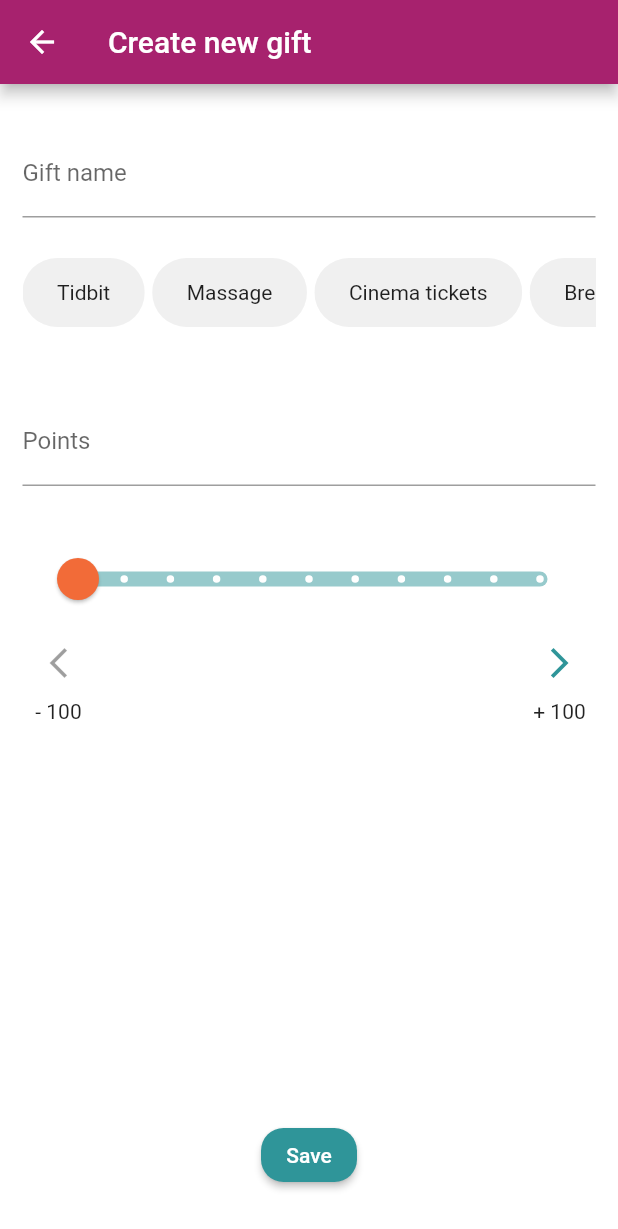
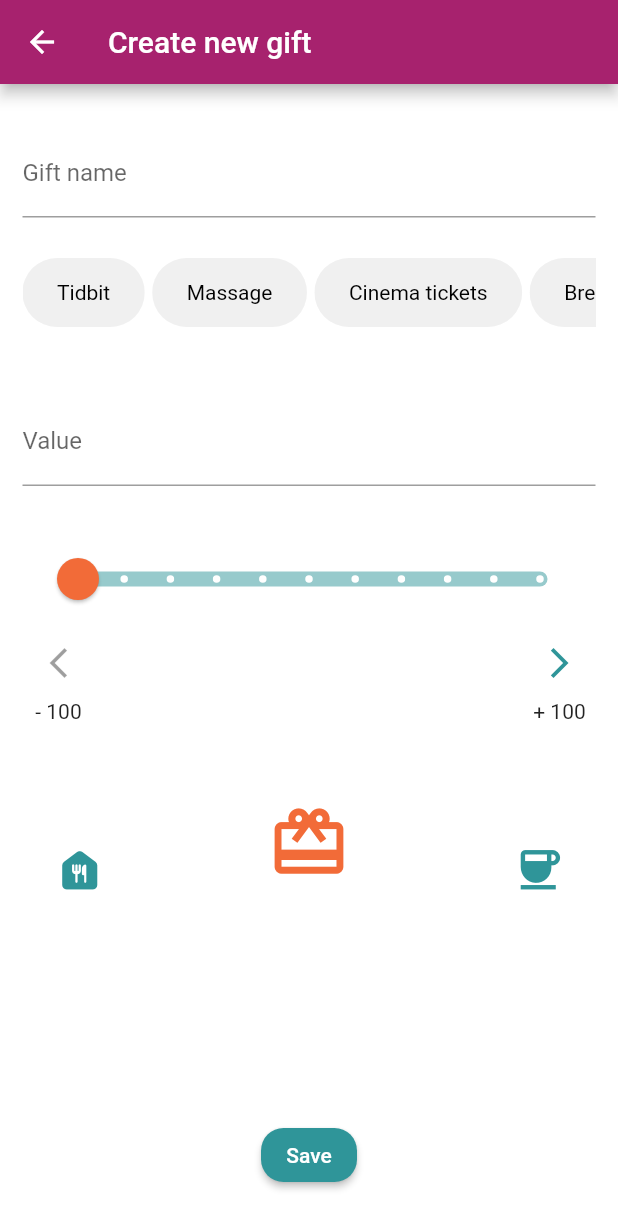
Before and after one commit to AnnaChrzaszcz/cleanMates, a Flutter app: the EditGiftScreen screen opened by its route, on a phone screen of 412 x 824 dp. Shown: the top 1229 px of the screen. Run offline on Flutter 3.47's test engine with Material 2 defaults, Android fonts, the phone set to English and light mode, and no system bars; drawn by our look-alikes of carousel_slider; our stand-ins replace animated_text_kit, cloud_firestore, custom_refresh_indicator, firebase_auth, firebase_core, firebase_storage and 9 more; missing offline and left inert: dart:ffi, firebase_ui_auth, flutter_date_picker_timeline, password_strength_checker; accounts and stored records are empty; project files that could hold a hidden picture were left out.

Commit message:
icon carousel slider

```diff
--- a/lib/screens/edit_gift_screen.dart
+++ b/lib/screens/edit_gift_screen.dart
@@ -2,6 +2,7 @@ import 'package:clean_mates_app/providers/gifts_provider.dart';
 import 'package:flutter/material.dart';
 import '../models/gift.dart';
 import 'package:provider/provider.dart';
+import 'package:carousel_slider/carousel_slider.dart';
 
 class EditGiftScreen extends StatefulWidget {
   static const routeName = '/editGift';
@@ -41,6 +42,14 @@ class _EditGiftScreenState extends State<EditGiftScreen> {
   double max;
   var dziesiatek;
   var appBarName = 'Create new gift';
+  List<IconData> icons = [
+    Icons.airplane_ticket,
+    Icons.food_bank_rounded,
+    Icons.card_giftcard_outlined,
+    Icons.coffee,
+    Icons.cookie
+  ];
+  var _iconSelectedIned = 2;
 
   Future<void> _saveForm() async {
     final formValid = _form.currentState.validate();
@@ -185,12 +194,20 @@ class _EditGiftScreenState extends State<EditGiftScreen> {
                                           child: Chip(
                                             label: Text('${dictionary[index]}',
                                                 style: TextStyle(
+                                                    color: index ==
+                                                            _selectedDictionaryIndex
+                                                        ? Colors.white
+                                                        : Colors.black,
                                                     fontWeight: index ==
                                                             _selectedDictionaryIndex
                                                         ? FontWeight.bold
                                                         : FontWeight.normal)),
-                                            backgroundColor: Color.fromRGBO(
-                                                240, 240, 240, 1),
+                                            backgroundColor: index ==
+                                                    _selectedDictionaryIndex
+                                                ? Color.fromRGBO(
+                                                    242, 107, 56, 1)
+                                                : Color.fromRGBO(
+                                                    240, 240, 240, 1),
                                             padding: EdgeInsets.all(15),
                                           ),
                                         ),
@@ -206,8 +223,7 @@ class _EditGiftScreenState extends State<EditGiftScreen> {
                             ),
                             TextFormField(
                                 controller: _pointsEditingController,
-                                decoration:
-                                    InputDecoration(labelText: 'Points'),
+                                decoration: InputDecoration(labelText: 'Value'),
                                 textInputAction: TextInputAction.done,
                                 onFieldSubmitted: ((_) => _saveForm()),
                                 keyboardType: TextInputType.number,
@@ -333,6 +349,43 @@ class _EditGiftScreenState extends State<EditGiftScreen> {
                                 )
                               ],
                             ),
+                            SizedBox(
+                              height: 30,
+                            ),
+                            // Text('Select gift icon:',
+                            //     style: Theme.of(context).textTheme.headline6),
+                            Container(
+                              child: CarouselSlider.builder(
+                                options: CarouselOptions(
+                                  height: 100,
+                                  viewportFraction: 0.4,
+                                  initialPage: _iconSelectedIned,
+                                  enableInfiniteScroll: false,
+                                  reverse: false,
+                                  enlargeCenterPage: true,
+                                  onPageChanged: (index, reason) {
+                                    setState(() {
+                                      _iconSelectedIned = index;
+                                    });
+                                  },
+                                  enlargeStrategy:
+                                      CenterPageEnlargeStrategy.height,
+                                  enlargeFactor: 5,
+                                  scrollDirection: Axis.horizontal,
+                                ),
+                                itemCount: icons.length,
+                                itemBuilder: (BuildContext context,
+                                        int itemIndex, int pageViewIndex) =>
+                                    Icon(
+                                  icons[itemIndex],
+                                  color: itemIndex == _iconSelectedIned
+                                      ? Color.fromRGBO(242, 107, 56, 1)
+                                      : Theme.of(context).colorScheme.primary,
+                                  size:
+                                      itemIndex == _iconSelectedIned ? 55 : 35,
+                                ),
+                              ),
+                            )
                           ],
                         ),
                       )),
--- a/pubspec.yaml
+++ b/pubspec.yaml
@@ -56,6 +56,7 @@ dependencies:
   animations: ^2.0.7
   loading_animation_widget: ^1.2.0+4
   shimmer: ^2.0.0
+  carousel_slider: ^4.2.1
 
 dev_dependencies:
   flutter_test:
```
Also changed, not shown: pubspec.lock.
